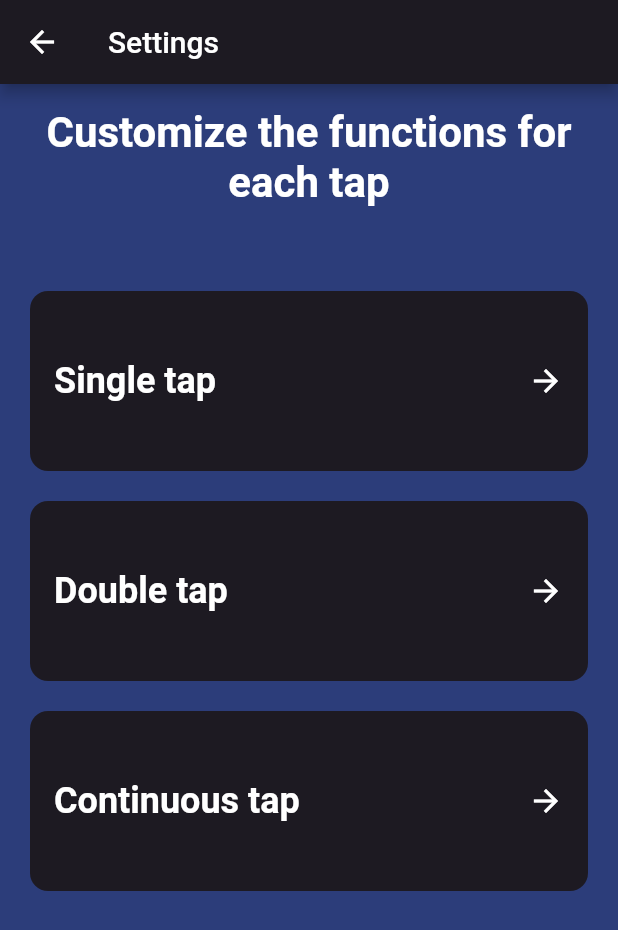
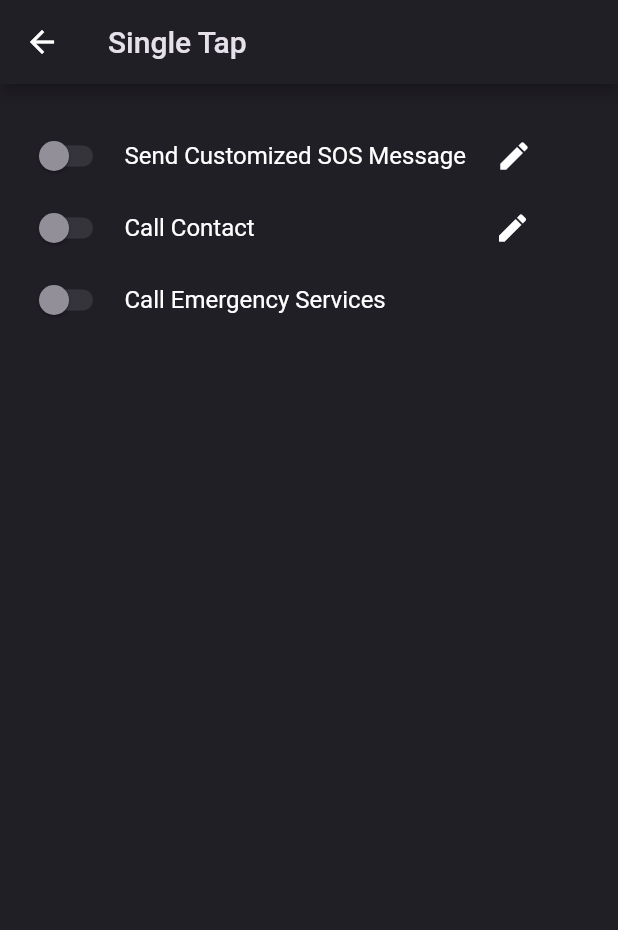
Before and after one commit to theopouris/PanicPal, a Flutter app: the SettingsScreen screen opened directly, after a tap on "Single tap", on a phone screen of 412 x 824 dp. Shown: the top 930 px of the screen. Run offline on Flutter 3.47's test engine with Material 2 defaults, Android fonts, the phone set to English and light mode, and no system bars; our stand-ins replace flutter_screenutil; missing offline and left inert: mongo_dart.

Commit message:
added more files and updated the pub spec.yaml
These files concern the settings

```diff
--- /dev/null
+++ b/lib/one_tap.dart
@@ -0,0 +1,190 @@
+import 'dart:io';
+import 'package:path_provider/path_provider.dart';
+import 'package:flutter/material.dart';
+import 'package:puckjs_app/add_text.dart';
+import 'package:puckjs_app/settings.dart';
+import 'select_contact_2.dart';
+
+
+class Onetap extends StatefulWidget {
+  const Onetap({Key? key}) : super(key: key);
+
+  @override
+  OnetapState createState() => OnetapState();
+}
+
+class OnetapState extends State<Onetap> {
+  Future<void> createFile(String filePath) async {
+    final file = File(filePath);
+    await file.create();
+  }
+
+  Future<File> writeToFile(String text, String filePath) async {
+    final file = File(filePath);
+    return file.writeAsString(text);
+  }
+
+  bool sendAutomatedMessage = false;
+  bool callSpecificContact = false;
+  bool callEmergencyServices = false;
+  String emergency_services = '112';
+
+  @override
+  Widget build(BuildContext context) {
+    return Scaffold(
+      backgroundColor: const Color(0xFF211F26),
+      appBar: AppBar(
+        backgroundColor: const Color(0xFF211F26),
+        title: const Text(
+          'Single Tap',
+          style: TextStyle(color: Color.fromARGB(255, 230, 224, 233)),
+        ),
+        leading: IconButton(
+          icon: const Icon(Icons.arrow_back),
+          onPressed: () {
+            Navigator.push(context, MaterialPageRoute(builder: (context) => const SettingsScreen()));
+            // Handle going to the previous page
+          },
+        ),
+      ),
+      body: Padding(
+        padding: const EdgeInsets.fromLTRB(16.0, 24.0, 16.0, 0.0),
+        child: Column(
+          crossAxisAlignment: CrossAxisAlignment.start,
+          children: [
+            Row(
+              children: [
+                Switch(
+                  activeColor: const Color(0xff6750A4),
+                  activeTrackColor: const Color(0xffD0BCFF),
+                  inactiveThumbColor: const Color(0xff938F99),
+                  inactiveTrackColor: const Color(0xff36343B),
+                  splashRadius: 35.0,
+                  value: sendAutomatedMessage,
+                  onChanged: (value) {
+                    setState(() {
+                      if (value) {
+                        sendAutomatedMessage = true;
+                        callSpecificContact = false;
+                        callEmergencyServices = false;
+                      } else {
+                        sendAutomatedMessage = false;
+                      }
+                    });
+                  },
+                ),
+                const SizedBox(width: 8.0),
+                Row(
+                  children: [
+                    const Text(
+                      'Send Customized SOS Message',
+                      style: TextStyle(
+                        color: Colors.white,
+                        fontSize: 16.0,
+                      ),
+                    ),
+                    const SizedBox(width: 8.0),
+                    Hero(
+                      tag: 'text_editor_hero',
+                      child: IconButton(
+                        icon: const Icon(Icons.edit, color: Colors.white),
+                        onPressed: () {
+                          Navigator.push(
+                            context,
+                            MaterialPageRoute(
+                              builder: (builder) => const AddTextPage(),
+                            ),
+                          );
+                          // Handle edit button press
+                        },
+                      ),
+                    ),
+                  ],
+                ),
+              ],
+            ),
+            Row(
+              children: [
+                Switch(
+                  activeColor: const Color(0xff6750A4),
+                  activeTrackColor: const Color(0xffD0BCFF),
+                  inactiveThumbColor: const Color(0xff938F99),
+                  inactiveTrackColor: const Color(0xff36343B),
+                  splashRadius: 35.0,
+                  value: callSpecificContact,
+                  onChanged: (value) {
+                    setState(() {
+                      if (value) {
+                        sendAutomatedMessage = false;
+                        callSpecificContact = true;
+                        callEmergencyServices = false;
+                      } else {
+                        callSpecificContact = false;
+                      }
+                    });
+                  },
+                ),
+                const SizedBox(width: 8.0),
+                const Text(
+                  'Call Contact',
+                  style: TextStyle(
+                    color: Colors.white,
+                    fontSize: 16.0,
+                  ),
+                ),
+                const SizedBox(width: 148.0),
+                Hero(
+                  tag: 'call_contact_hero',
+                  child: IconButton(
+                    icon: const Icon(Icons.edit, color: Colors.white),
+                    onPressed: () {
+                      // Handle edit button press
+                      Navigator.push(context, MaterialPageRoute(builder: (builder) => const SelectContactPage2()));
+                    },
+                  ),
+                ),
+              ],
+            ),
+            Row(
+              children: [
+                Switch(
+                  activeColor: const Color(0xff6750A4),
+                  activeTrackColor: const Color(0xffD0BCFF),
+                  inactiveThumbColor: const Color(0xff938F99),
+                  inactiveTrackColor: const Color(0xff36343B),
+                  splashRadius: 35.0,
+                  value: callEmergencyServices,
+                  onChanged: (value) {
+                    setState(() async {
+                      if (value) {
+                        sendAutomatedMessage = false;
+                        callSpecificContact = false;
+                        callEmergencyServices = true;
+                      // write the emergency number in the file
+                      final directory = await getApplicationDocumentsDirectory();
+                            final filePath = '${directory.path}/emergencyservices.txt';
+                            await createFile(filePath);
+                            await writeToFile(emergency_services, filePath);
+
+                      } else {
+                        callEmergencyServices = false;
+                      }
+                    });
+                  },
+                ),
+                const SizedBox(width: 8.0),
+                const Text(
+                  'Call Emergency Services',
+                  style: TextStyle(
+                    color: Colors.white,
+                    fontSize: 16.0,
+                  ),
+                ),
+              ],
+            ),
+          ],
+        ),
+      ),
+    );
+  }
+}
--- a/lib/settings.dart
+++ b/lib/settings.dart
@@ -1,4 +1,5 @@
 import 'package:flutter/material.dart';
+import 'package:puckjs_app/one_tap.dart';
 
 class SettingsScreen extends StatelessWidget {
   const SettingsScreen({super.key});
@@ -35,6 +36,10 @@ class SettingsScreen extends StatelessWidget {
                 RoundedOptionButton(
                   text: 'Single tap',
                   onPressed: () {
+                    Navigator.push( //this navigates to the screen after pressing the button
+                              context,
+                              MaterialPageRoute(
+                                  builder: (builder) => const Onetap()));
                     // TODO: Handle single tap functionality
                   },
                 ),
```
Also changed, not shown: lib/add_text.dart (added, +132 -0 lines), lib/pubspec.yaml (added, +99 -0 lines), lib/select_contact_1.dart (added, +146 -0 lines), lib/select_contact_2.dart (added, +159 -0 lines).
